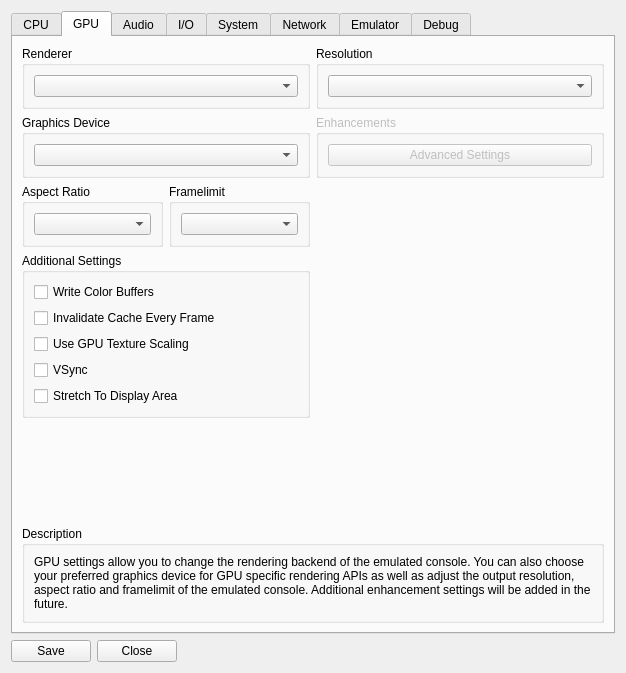
First picture: the form in rpcs3/rpcs3qt/settings_dialog.ui, repository RPCS3/rpcs3, before the edit.
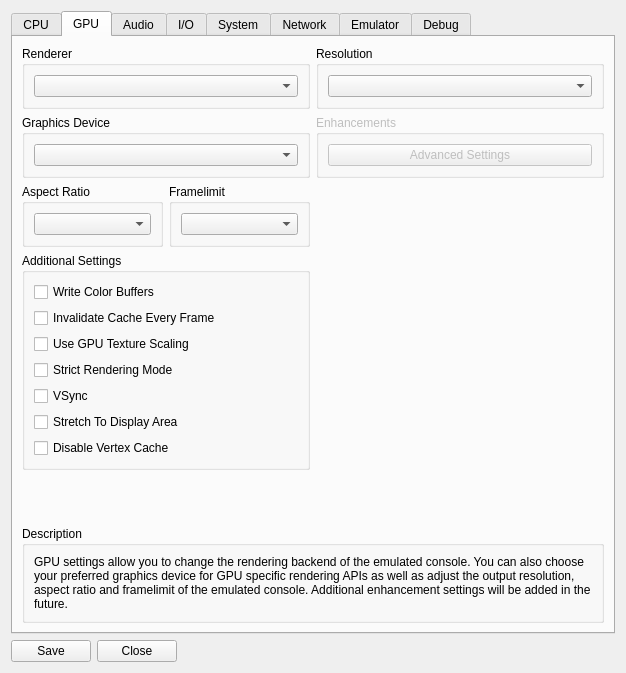
Second picture: the form after the edit. The open tabs and pages were chosen to show the change. Icons and pictures are not drawn.

Commit message: ui: Restore 'Strict Mode Rendering' to GPU tab. Also add an option to disable the vertex cache - Also, updates json tooltips for some options

The edit to the form file:
```diff
--- a/rpcs3/rpcs3qt/settings_dialog.ui
+++ b/rpcs3/rpcs3qt/settings_dialog.ui
@@ -469,6 +469,13 @@
               </property>
              </widget>
             </item>
+            <item>
+             <widget class="QCheckBox" name="scrictModeRendering">
+              <property name="text">
+               <string>Strict Rendering Mode</string>
+              </property>
+             </widget>
+            </item>
             <item>
              <widget class="QCheckBox" name="vsync">
               <property name="text">
@@ -483,6 +490,13 @@
               </property>
              </widget>
             </item>
+            <item>
+             <widget class="QCheckBox" name="disableVertexCache">
+              <property name="text">
+               <string>Disable Vertex Cache</string>
+              </property>
+             </widget>
+            </item>
            </layout>
           </widget>
          </item>
@@ -1305,13 +1319,6 @@
               </property>
              </widget>
             </item>
-            <item>
-             <widget class="QCheckBox" name="scrictModeRendering">
-              <property name="text">
-               <string>Strict Rendering Mode</string>
-              </property>
-             </widget>
-            </item>
             <item>
              <widget class="QCheckBox" name="logProg">
               <property name="text">
```
Left out of the diff: 2 changed lines with no effect on the pictures. The commit also changes 3 other files.
